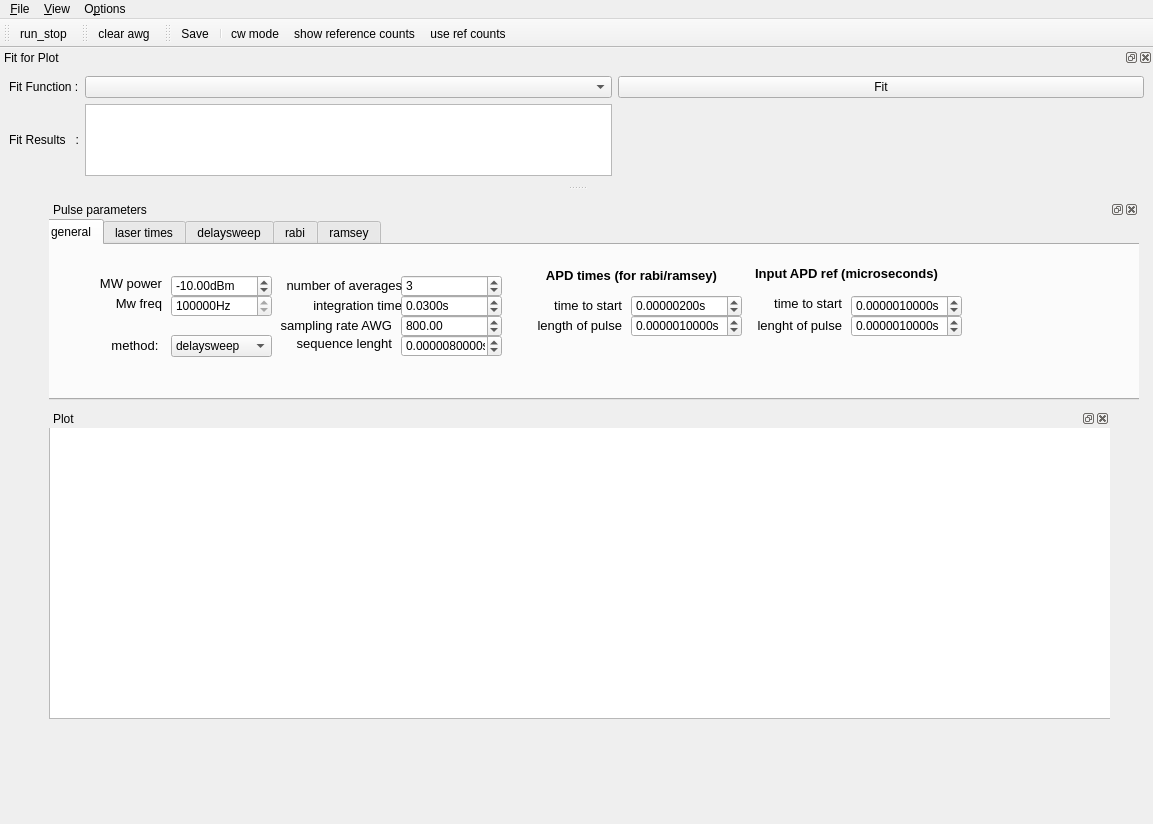
Above: gui/pulsed/pulsed.ui from pikestefan/qudi_slab before the change. Below: the same form after it.
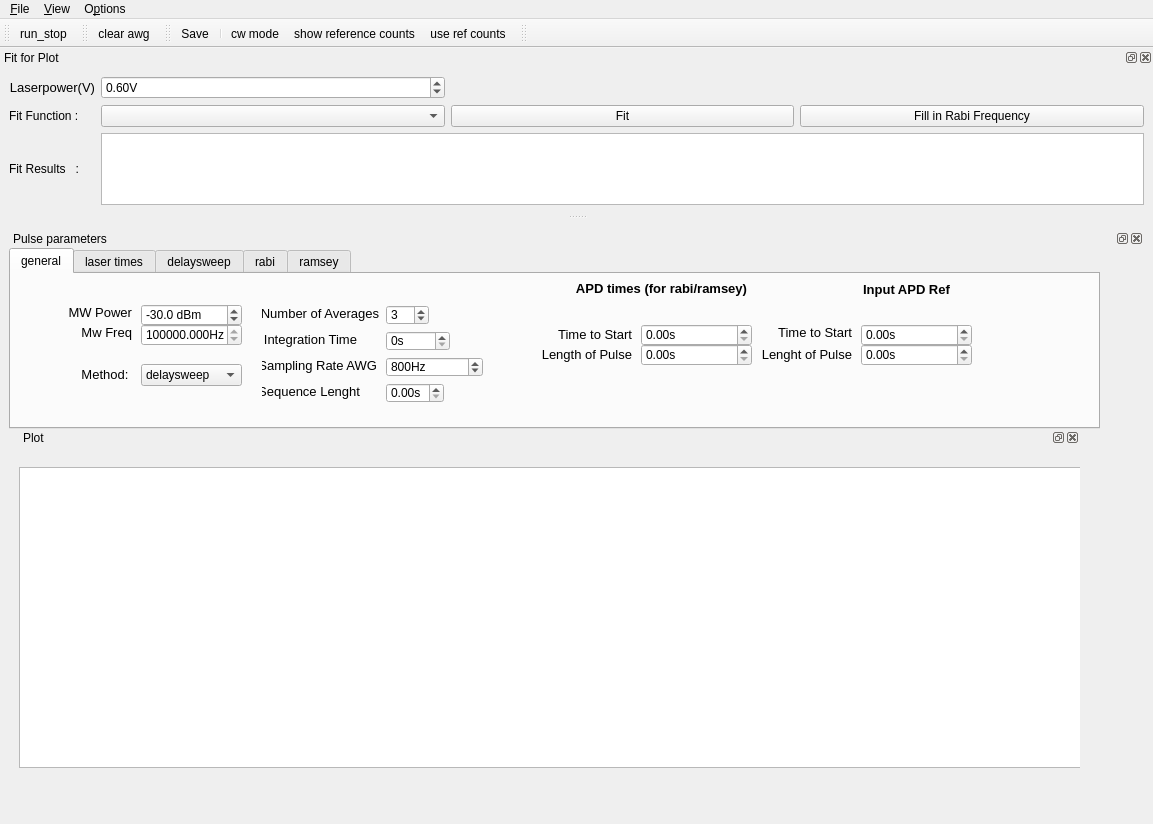
That is the form after the change. The open tabs and pages were chosen to show the change. Icons and pictures are not drawn. Custom widgets are drawn as their Qt base class.

Commit message: pulsed GUI with laserbutton and connection to timetrace

The edit to the form file:
```diff
--- a/gui/pulsed/pulsed.ui
+++ b/gui/pulsed/pulsed.ui
@@ -18,19 +18,6 @@
   </property>
   <widget class="QWidget" name="centralwidget">
    <layout class="QHBoxLayout" name="horizontalLayout">
-    <item>
-     <spacer name="horizontalSpacer_3">
-      <property name="orientation">
-       <enum>Qt::Horizontal</enum>
-      </property>
-      <property name="sizeHint" stdset="0">
-       <size>
-        <width>40</width>
-        <height>20</height>
-       </size>
-      </property>
-     </spacer>
-    </item>
     <item>
      <widget class="QSplitter" name="splitter">
       <property name="sizePolicy">
@@ -68,9 +55,9 @@
          </property>
          <property name="geometry">
           <rect>
-           <x>-10</x>
+           <x>0</x>
            <y>0</y>
-           <width>1101</width>
+           <width>1091</width>
            <height>181</height>
           </rect>
          </property>
@@ -103,7 +90,10 @@
             </rect>
            </property>
            <property name="suffix">
-            <string>dBm</string>
+            <string> dBm</string>
+           </property>
+           <property name="decimals">
+            <number>1</number>
            </property>
            <property name="minimum">
             <double>-100.000000000000000</double>
@@ -112,7 +102,7 @@
             <double>-2.000000000000000</double>
            </property>
            <property name="value">
-            <double>-10.000000000000000</double>
+            <double>-30.000000000000000</double>
            </property>
           </widget>
           <widget class="ScienDSpinBox" name="mw_freq">
@@ -128,7 +118,7 @@
             <string>Hz</string>
            </property>
            <property name="decimals">
-            <number>0</number>
+            <number>3</number>
            </property>
            <property name="minimum">
             <double>1500000000.000000000000000</double>
@@ -140,7 +130,7 @@
             <double>1.000000000000000</double>
            </property>
            <property name="value">
-            <double>2876000000.000000000000000</double>
+            <double>2870000000.000000000000000</double>
            </property>
           </widget>
           <widget class="QLabel" name="label_111">
@@ -158,7 +148,7 @@
             </font>
            </property>
            <property name="text">
-            <string>MW power</string>
+            <string>MW Power</string>
            </property>
            <property name="alignment">
             <set>Qt::AlignRight|Qt::AlignTrailing|Qt::AlignVCenter</set>
@@ -179,7 +169,7 @@
             </font>
            </property>
            <property name="text">
-            <string>Mw freq</string>
+            <string>Mw Freq</string>
            </property>
            <property name="alignment">
             <set>Qt::AlignRight|Qt::AlignTrailing|Qt::AlignVCenter</set>
@@ -188,10 +178,10 @@
           <widget class="ScienDSpinBox" name="averages">
            <property name="geometry">
             <rect>
-             <x>360</x>
-             <y>30</y>
-             <width>101</width>
-             <height>22</height>
+             <x>375</x>
+             <y>31</y>
+             <width>43</width>
+             <height>20</height>
             </rect>
            </property>
            <property name="decimals">
@@ -204,10 +194,10 @@
           <widget class="QLabel" name="label_113">
            <property name="geometry">
             <rect>
-             <x>240</x>
-             <y>30</y>
-             <width>121</width>
-             <height>20</height>
+             <x>251</x>
+             <y>31</y>
+             <width>117</width>
+             <height>16</height>
             </rect>
            </property>
            <property name="font">
@@ -216,7 +206,7 @@
             </font>
            </property>
            <property name="text">
-            <string>number of averages</string>
+            <string>Number of Averages</string>
            </property>
            <property name="alignment">
             <set>Qt::AlignRight|Qt::AlignTrailing|Qt::AlignVCenter</set>
@@ -225,10 +215,10 @@
           <widget class="QLabel" name="label_114">
            <property name="geometry">
             <rect>
-             <x>240</x>
-             <y>50</y>
-             <width>121</width>
-             <height>20</height>
+             <x>251</x>
+             <y>57</y>
+             <width>95</width>
+             <height>16</height>
             </rect>
            </property>
            <property name="font">
@@ -237,7 +227,7 @@
             </font>
            </property>
            <property name="text">
-            <string>integration time</string>
+            <string>Integration Time</string>
            </property>
            <property name="alignment">
             <set>Qt::AlignRight|Qt::AlignTrailing|Qt::AlignVCenter</set>
@@ -246,42 +236,48 @@
           <widget class="ScienDSpinBox" name="integration_time">
            <property name="geometry">
             <rect>
-             <x>360</x>
-             <y>50</y>
-             <width>101</width>
-             <height>22</height>
+             <x>375</x>
+             <y>57</y>
+             <width>64</width>
+             <height>20</height>
             </rect>
            </property>
            <property name="suffix">
             <string>s</string>
            </property>
            <property name="decimals">
-            <number>4</number>
+            <number>0</number>
            </property>
            <property name="minimum">
             <double>0.000000000000000</double>
            </property>
            <property name="maximum">
-            <double>0.500000000000000</double>
+            <double>1.000000000000000</double>
            </property>
            <property name="singleStep">
             <double>0.001000000000000</double>
            </property>
            <property name="value">
-            <double>0.030000000000000</double>
+            <double>0.000000000000000</double>
            </property>
           </widget>
           <widget class="ScienDSpinBox" name="clk_awg">
            <property name="geometry">
             <rect>
-             <x>360</x>
-             <y>70</y>
-             <width>101</width>
-             <height>22</height>
+             <x>375</x>
+             <y>83</y>
+             <width>97</width>
+             <height>20</height>
             </rect>
            </property>
+           <property name="suffix">
+            <string>Hz</string>
+           </property>
+           <property name="decimals">
+            <number>0</number>
+           </property>
            <property name="maximum">
-            <double>5000.000000000000000</double>
+            <double>2000000000.000000000000000</double>
            </property>
            <property name="value">
             <double>800.000000000000000</double>
@@ -290,10 +286,10 @@
           <widget class="QLabel" name="label_115">
            <property name="geometry">
             <rect>
-             <x>230</x>
-             <y>70</y>
-             <width>121</width>
-             <height>20</height>
+             <x>251</x>
+             <y>83</y>
+             <width>115</width>
+             <height>16</height>
             </rect>
            </property>
            <property name="font">
@@ -302,7 +298,7 @@
             </font>
            </property>
            <property name="text">
-            <string>sampling rate AWG</string>
+            <string>Sampling Rate AWG</string>
            </property>
            <property name="alignment">
             <set>Qt::AlignRight|Qt::AlignTrailing|Qt::AlignVCenter</set>
@@ -323,7 +319,7 @@
             </font>
            </property>
            <property name="text">
-            <string>method: </string>
+            <string>Method: </string>
            </property>
            <property name="alignment">
             <set>Qt::AlignRight|Qt::AlignTrailing|Qt::AlignVCenter</set>
@@ -362,9 +358,9 @@
           <widget class="QLabel" name="label_78">
            <property name="geometry">
             <rect>
-             <x>250</x>
-             <y>90</y>
-             <width>101</width>
+             <x>251</x>
+             <y>109</y>
+             <width>98</width>
              <height>16</height>
             </rect>
            </property>
@@ -374,7 +370,7 @@
             </font>
            </property>
            <property name="text">
-            <string>sequence lenght</string>
+            <string>Sequence Lenght</string>
            </property>
            <property name="alignment">
             <set>Qt::AlignRight|Qt::AlignTrailing|Qt::AlignVCenter</set>
@@ -383,30 +379,30 @@
           <widget class="ScienDSpinBox" name="seq_len">
            <property name="geometry">
             <rect>
-             <x>360</x>
-             <y>90</y>
-             <width>101</width>
-             <height>22</height>
+             <x>375</x>
+             <y>109</y>
+             <width>58</width>
+             <height>20</height>
             </rect>
            </property>
            <property name="suffix">
             <string>s</string>
            </property>
            <property name="decimals">
-            <number>10</number>
+            <number>2</number>
            </property>
            <property name="singleStep">
             <double>0.000001000000000</double>
            </property>
            <property name="value">
-            <double>0.000008000000000</double>
+            <double>0.000000000000000</double>
            </property>
           </widget>
           <widget class="QLabel" name="label_60">
            <property name="geometry">
             <rect>
-             <x>700</x>
-             <y>20</y>
+             <x>790</x>
+             <y>7</y>
              <width>211</width>
              <height>16</height>
             </rect>
@@ -419,7 +415,7 @@
             </font>
            </property>
            <property name="text">
-            <string>Input APD ref (microseconds)</string>
+            <string>Input APD Ref</string>
            </property>
            <property name="alignment">
             <set>Qt::AlignCenter</set>
@@ -428,7 +424,7 @@
           <widget class="QLabel" name="label_156">
            <property name="geometry">
             <rect>
-             <x>710</x>
+             <x>750</x>
              <y>70</y>
              <width>91</width>
              <height>20</height>
@@ -440,7 +436,7 @@
             </font>
            </property>
            <property name="text">
-            <string>lenght of pulse</string>
+            <string>Lenght of Pulse</string>
            </property>
            <property name="alignment">
             <set>Qt::AlignRight|Qt::AlignTrailing|Qt::AlignVCenter</set>
@@ -449,7 +445,7 @@
           <widget class="QLabel" name="label_157">
            <property name="geometry">
             <rect>
-             <x>720</x>
+             <x>760</x>
              <y>50</y>
              <width>81</width>
              <height>16</height>
@@ -461,7 +457,7 @@
             </font>
            </property>
            <property name="text">
-            <string>time to start</string>
+            <string>Time to Start</string>
            </property>
            <property name="alignment">
             <set>Qt::AlignRight|Qt::AlignTrailing|Qt::AlignVCenter</set>
@@ -470,7 +466,7 @@
           <widget class="ScienDSpinBox" name="apd_ref_start_time">
            <property name="geometry">
             <rect>
-             <x>810</x>
+             <x>850</x>
              <y>50</y>
              <width>111</width>
              <height>22</height>
@@ -480,7 +476,7 @@
             <string>s</string>
            </property>
            <property name="decimals">
-            <number>10</number>
+            <number>2</number>
            </property>
            <property name="maximum">
             <double>1.000000000000000</double>
@@ -489,13 +485,13 @@
             <double>0.000001000000000</double>
            </property>
            <property name="value">
-            <double>0.000001000000000</double>
+            <double>0.000000000000000</double>
            </property>
           </widget>
           <widget class="ScienDSpinBox" name="apd_ref_len">
            <property name="geometry">
             <rect>
-             <x>810</x>
+             <x>850</x>
              <y>70</y>
              <width>111</width>
              <height>22</height>
@@ -505,7 +501,7 @@
             <string>s</string>
            </property>
            <property name="decimals">
-            <number>10</number>
+            <number>2</number>
            </property>
            <property name="maximum">
             <double>1.000000000000000</double>
@@ -514,13 +510,13 @@
             <double>0.000001000000000</double>
            </property>
            <property name="value">
-            <double>0.000001000000000</double>
+            <double>0.000000000000000</double>
            </property>
           </widget>
           <widget class="ScienDSpinBox" name="apd_len">
            <property name="geometry">
             <rect>
-             <x>590</x>
+             <x>630</x>
              <y>70</y>
              <width>111</width>
              <height>22</height>
@@ -530,7 +526,7 @@
             <string>s</string>
            </property>
            <property name="decimals">
-            <number>10</number>
+            <number>2</number>
            </property>
            <property name="maximum">
             <double>1.000000000000000</double>
@@ -539,13 +535,13 @@
             <double>0.000001000000000</double>
            </property>
            <property name="value">
-            <double>0.000001000000000</double>
+            <double>0.000000000000000</double>
            </property>
           </widget>
           <widget class="QLabel" name="label_65">
            <property name="geometry">
             <rect>
-             <x>500</x>
+             <x>540</x>
              <y>50</y>
              <width>81</width>
              <height>20</height>
@@ -557,7 +553,7 @@
             </font>
            </property>
            <property name="text">
-            <string>time to start</string>
+            <string>Time to Start</string>
            </property>
            <property name="alignment">
             <set>Qt::AlignRight|Qt::AlignTrailing|Qt::AlignVCenter</set>
@@ -566,7 +562,7 @@
           <widget class="QLabel" name="label_70">
            <property name="geometry">
             <rect>
-             <x>490</x>
+             <x>530</x>
              <y>70</y>
              <width>91</width>
              <height>20</height>
@@ -578,7 +574,7 @@
             </font>
            </property>
            <property name="text">
-            <string>length of pulse</string>
+            <string>Length of Pulse</string>
            </property>
            <property name="alignment">
             <set>Qt::AlignRight|Qt::AlignTrailing|Qt::AlignVCenter</set>
@@ -587,8 +583,8 @@
           <widget class="QLabel" name="label_71">
            <property name="geometry">
             <rect>
-             <x>470</x>
-             <y>20</y>
+             <x>530</x>
+             <y>4</y>
              <width>241</width>
              <height>20</height>
             </rect>
@@ -610,7 +606,7 @@
           <widget class="ScienDSpinBox" name="apd_start_time">
            <property name="geometry">
             <rect>
-             <x>590</x>
+             <x>630</x>
              <y>50</y>
              <width>111</width>
              <height>22</height>
@@ -620,7 +616,7 @@
             <string>s</string>
            </property>
            <property name="decimals">
-            <number>8</number>
+            <number>2</number>
            </property>
            <property name="maximum">
             <double>1.000000000000000</double>
@@ -629,7 +625,7 @@
             <double>0.000001000000000</double>
            </property>
            <property name="value">
-            <double>0.000002000000000</double>
+            <double>0.000000000000000</double>
            </property>
           </widget>
          </widget>
@@ -795,47 +791,7 @@
             <double>0.000001000000000</double>
            </property>
            <property name="value">
-            <double>0.000005000000000</double>
-           </property>
-          </widget>
-          <widget class="QLabel" name="label_79">
-           <property name="geometry">
-            <rect>
-             <x>250</x>
-             <y>50</y>
-             <width>101</width>
-             <height>20</height>
-            </rect>
-           </property>
-           <property name="font">
-            <font>
-             <pointsize>10</pointsize>
-            </font>
-           </property>
-           <property name="text">
-            <string>Laserpower(V)</string>
-           </property>
-           <property name="alignment">
-            <set>Qt::AlignRight|Qt::AlignTrailing|Qt::AlignVCenter</set>
-           </property>
-          </widget>
-          <widget class="ScienDSpinBox" name="laser_power_2">
-           <property name="geometry">
-            <rect>
-             <x>360</x>
-             <y>50</y>
-             <width>81</width>
-             <height>22</height>
-            </rect>
-           </property>
-           <property name="suffix">
-            <string>V</string>
-           </property>
-           <property name="maximum">
-            <double>1.000000000000000</double>
-           </property>
-           <property name="value">
-            <double>0.600000000000000</double>
+            <double>0.000000000000000</double>
            </property>
           </widget>
          </widget>
@@ -1721,8 +1677,8 @@
         <widget class="QDockWidget" name="plot_widget">
          <property name="geometry">
           <rect>
-           <x>0</x>
-           <y>190</y>
+           <x>10</x>
+           <y>180</y>
            <width>1061</width>
            <height>401</height>
           </rect>
@@ -1759,7 +1715,7 @@
            <property name="geometry">
             <rect>
              <x>0</x>
-             <y>-10</y>
+             <y>20</y>
              <width>1101</width>
              <height>301</height>
             </rect>
@@ -1777,19 +1733,6 @@
       </widget>
      </widget>
     </item>
-    <item>
-     <spacer name="horizontalSpacer">
-      <property name="orientation">
-       <enum>Qt::Horizontal</enum>
-      </property>
-      <property name="sizeHint" stdset="0">
-       <size>
-        <width>5</width>
-        <height>20</height>
-       </size>
-      </property>
-     </spacer>
-    </item>
    </layout>
   </widget>
   <widget class="QMenuBar" name="menubar">
@@ -1852,7 +1795,30 @@
      </sizepolicy>
     </property>
     <layout class="QGridLayout" name="gridLayout_2">
-     <item row="0" column="0">
+     <item row="1" column="1">
+      <widget class="FitSettingsComboBox" name="fit_methods_ComboBox">
+       <property name="sizePolicy">
+        <sizepolicy hsizetype="Minimum" vsizetype="Fixed">
+         <horstretch>0</horstretch>
+         <verstretch>0</verstretch>
+        </sizepolicy>
+       </property>
+      </widget>
+     </item>
+     <item row="4" column="0">
+      <widget class="QLabel" name="label_12">
+       <property name="sizePolicy">
+        <sizepolicy hsizetype="Fixed" vsizetype="Fixed">
+         <horstretch>0</horstretch>
+         <verstretch>0</verstretch>
+        </sizepolicy>
+       </property>
+       <property name="text">
+        <string>Fit Results   :</string>
+       </property>
+      </widget>
+     </item>
+     <item row="1" column="0">
       <widget class="QLabel" name="label_9">
        <property name="sizePolicy">
         <sizepolicy hsizetype="Fixed" vsizetype="Minimum">
@@ -1865,7 +1831,39 @@
        </property>
       </widget>
      </item>
-     <item row="1" column="1">
+     <item row="1" column="3">
+      <widget class="QPushButton" name="fill_puls_times_pushButton">
+       <property name="text">
+        <string>Fill in Rabi Frequency</string>
+       </property>
+       <property name="checkable">
+        <bool>false</bool>
+       </property>
+       <property name="autoRepeat">
+        <bool>true</bool>
+       </property>
+      </widget>
+     </item>
+     <item row="1" column="2">
+      <widget class="QPushButton" name="do_fit_PushButton">
+       <property name="sizePolicy">
+        <sizepolicy hsizetype="Minimum" vsizetype="Fixed">
+         <horstretch>0</horstretch>
+         <verstretch>0</verstretch>
+        </sizepolicy>
+       </property>
+       <property name="autoFillBackground">
+        <bool>false</bool>
+       </property>
+       <property name="text">
+        <string>Fit</string>
+       </property>
+       <property name="autoRepeat">
+        <bool>true</bool>
+       </property>
+      </widget>
+     </item>
+     <item row="4" column="1" colspan="3">
       <widget class="QTextBrowser" name="fit_results_DisplayWidget">
        <property name="sizePolicy">
         <sizepolicy hsizetype="Ignored" vsizetype="Expanding">
@@ -1888,38 +1886,39 @@
       </widget>
      </item>
      <item row="0" column="1">
-      <widget class="FitSettingsComboBox" name="fit_methods_ComboBox">
-       <property name="sizePolicy">
-        <sizepolicy hsizetype="Minimum" vsizetype="Fixed">
-         <horstretch>0</horstretch>
-         <verstretch>0</verstretch>
-        </sizepolicy>
+      <widget class="ScienDSpinBox" name="laser_power_2">
+       <property name="readOnly">
+        <bool>false</bool>
        </property>
-      </widget>
-     </item>
-     <item row="1" column="0">
-      <widget class="QLabel" name="label_12">
-       <property name="sizePolicy">
-        <sizepolicy hsizetype="Fixed" vsizetype="Fixed">
-         <horstretch>0</horstretch>
-         <verstretch>0</verstretch>
-        </sizepolicy>
+       <property name="suffix">
+        <string>V</string>
        </property>
-       <property name="text">
-        <string>Fit Results   :</string>
+       <property name="decimals">
+        <number>2</number>
        </property>
+       <property name="maximum">
+        <double>0.950000000000000</double>
+       </property>
+       <property name="singleStep">
+        <double>0.010000000000000</double>
+       </property>
+       <property name="value">
+        <double>0.600000000000000</double>
+       </property>
       </widget>
      </item>
-     <item row="0" column="2">
-      <widget class="QPushButton" name="do_fit_PushButton">
-       <property name="sizePolicy">
-        <sizepolicy hsizetype="Minimum" vsizetype="Fixed">
-         <horstretch>0</horstretch>
-         <verstretch>0</verstretch>
-        </sizepolicy>
+     <item row="0" column="0">
+      <widget class="QLabel" name="label_80">
+       <property name="font">
+        <font>
+         <pointsize>10</pointsize>
+        </font>
        </property>
        <property name="text">
-        <string>Fit</string>
+        <string>Laserpower(V)</string>
+       </property>
+       <property name="alignment">
+        <set>Qt::AlignRight|Qt::AlignTrailing|Qt::AlignVCenter</set>
        </property>
       </widget>
      </item>
@@ -1966,6 +1965,17 @@
    <addaction name="show_reference_counts"/>
    <addaction name="action_use_ref_counts"/>
   </widget>
+  <widget class="QToolBar" name="toolBar">
+   <property name="windowTitle">
+    <string>toolBar</string>
+   </property>
+   <attribute name="toolBarArea">
+    <enum>TopToolBarArea</enum>
+   </attribute>
+   <attribute name="toolBarBreak">
+    <bool>false</bool>
+   </attribute>
+  </widget>
   <action name="action_Settings">
    <property name="icon">
     <iconset>
```
Left out of the diff: 141 changed lines with no effect on the pictures. The commit also changes 4 other files.
